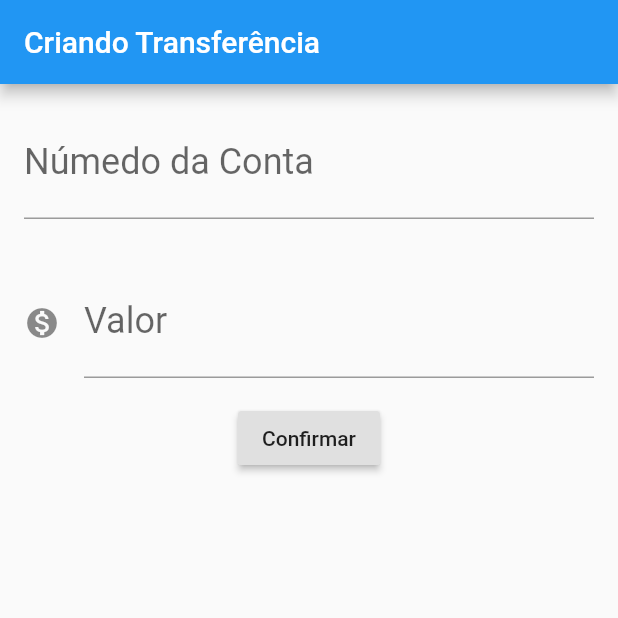
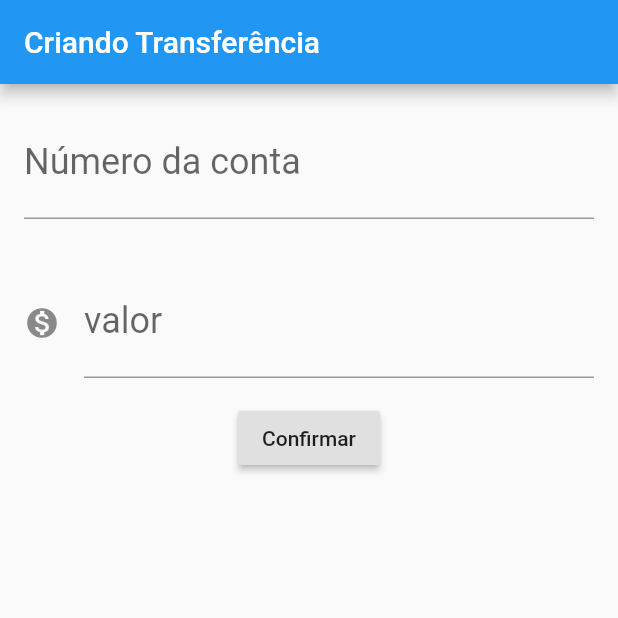
Before and after one commit to Gileade/Flutter-ByteBank, a Flutter app: the screen it shows after launch, after a tap on "Confirmar", on a phone screen of 412 x 824 dp, the top half of it. Run offline on Flutter 3.47's test engine with Material 2 defaults, Android fonts, the phone set to English and light mode, and no system bars.

Commit message:
Extraindo para métodos

```diff
--- a/lib/main.dart
+++ b/lib/main.dart
@@ -15,7 +15,8 @@ class BytebankApp extends StatelessWidget {
 }
 
 class FormularioTransferencia extends StatelessWidget {
-  final TextEditingController _controllerCampoNumeroConta = TextEditingController();
+  final TextEditingController _controllerCampoNumeroConta =
+      TextEditingController();
   final TextEditingController _controllerCampoValor = TextEditingController();
 
   @override
@@ -26,37 +27,30 @@ class FormularioTransferencia extends StatelessWidget {
       ),
       body: Column(
         children: <Widget>[
-          Padding(
-            padding: const EdgeInsets.all(16.0),
-            child: TextField(
+          Editor(
               controller: _controllerCampoNumeroConta,
-              style: TextStyle(fontSize: 24.0),
-              decoration: InputDecoration(
-                labelText: 'Númedo da Conta',
-                hintText: '0000',
-              ),
-              keyboardType: TextInputType.number,
-            ),
-          ),
-          Padding(
-            padding: const EdgeInsets.all(16.0),
-            child: TextField(
+              rotulo: 'Número da conta',
+              hint: '0000'),
+          Editor(
               controller: _controllerCampoValor,
-              style: TextStyle(fontSize: 24.0),
-              decoration: InputDecoration(
-                  icon: Icon(Icons.monetization_on),
-                  labelText: 'Valor',
-                  hintText: '0.00'),
-              keyboardType: TextInputType.number,
-            ),
-          ),
+              rotulo: 'valor',
+              hint: '0.00',
+              icone: Icons.monetization_on),
           RaisedButton(
             child: Text('Confirmar'),
-            onPressed: (){
-              final int numeroConta = int.tryParse(_controllerCampoNumeroConta.text);
+            onPressed: () => _criaTransferencia(context),
+          )
+        ],
+      ),
+    );
+  }
+
+  void _criaTransferencia(BuildContext context) {
+    final int numeroConta =
+        int.tryParse(_controllerCampoNumeroConta.text);
     final double valor = double.tryParse(_controllerCampoValor.text);
-              if (numeroConta != null && valor != null){
-                final transferenciaCriada = Transferencia(valor,numeroConta);
+    if (numeroConta != null && valor != null) {
+      final transferenciaCriada = Transferencia(valor, numeroConta);
       debugPrint('$transferenciaCriada');
       Scaffold.of(context).showSnackBar(
         SnackBar(
@@ -64,9 +58,31 @@ class FormularioTransferencia extends StatelessWidget {
         ),
       );
     }
-            },
-          )
-        ],
+  }
+}
+
+class Editor extends StatelessWidget {
+  final TextEditingController controller;
+  final String rotulo;
+  final String hint;
+  final IconData icone;
+
+  //Dentro de Chaves, são valores não obrigatórios
+  Editor({this.controller, this.rotulo, this.hint, this.icone});
+
+  @override
+  Widget build(BuildContext context) {
+    return Padding(
+      padding: const EdgeInsets.all(16.0),
+      child: TextField(
+        controller: controller,
+        style: TextStyle(fontSize: 24.0),
+        decoration: InputDecoration(
+          icon: icone != null ? Icon(icone) : null,
+          labelText: rotulo,
+          hintText: hint,
+        ),
+        keyboardType: TextInputType.number,
       ),
     );
   }
```
Lines whose indentation alone changed are shown as unchanged.
